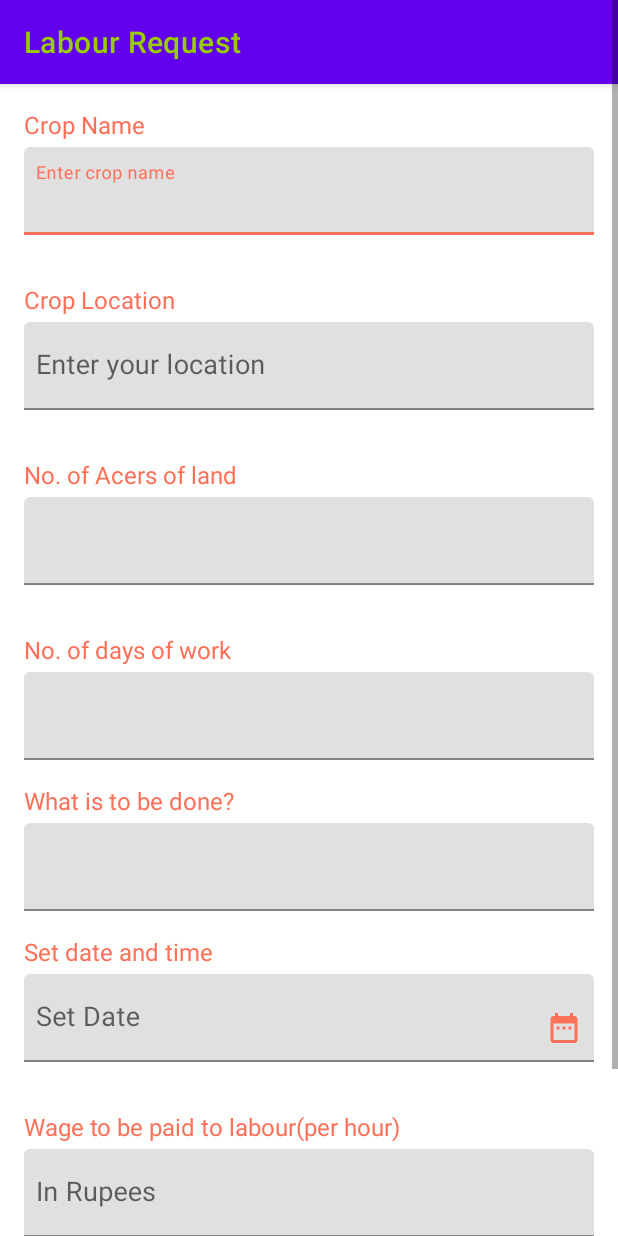
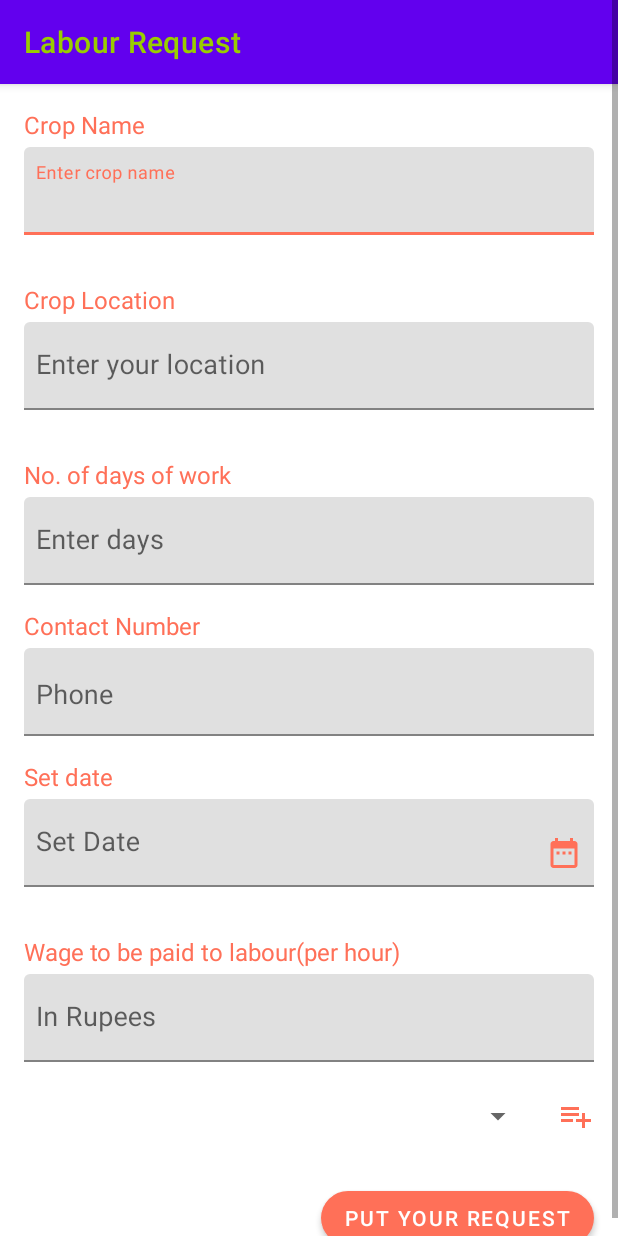
Before and after one commit to DesignThinkingProject/Farmfirst, an Android app: the LabourRequest screen opened directly, with no data from a screen before it, on a phone screen of 412 x 824 dp. Run offline under Robolectric (Android 15) with nearby library versions, the phone set to English and light mode, and no system bars; our stand-ins replace Firebase (no records; nobody signed in at launch, a user with empty details on screens opened directly); Roboto replaces fonts that are not available here.

Commit message:
labours in firebase now

```diff
--- a/app/src/main/java/com/example/farmfirst/LabourRequest.kt
+++ b/app/src/main/java/com/example/farmfirst/LabourRequest.kt
@@ -1,11 +1,53 @@
 package com.example.farmfirst
 
+import com.example.farmfirst.databinding.ActivityLabourRequestBinding
+
+import android.content.Intent
 import androidx.appcompat.app.AppCompatActivity
 import android.os.Bundle
+import com.example.farmfirst.databinding.ActivityRequestBinding
+import com.google.firebase.auth.FirebaseAuth
+import com.google.firebase.database.FirebaseDatabase
+
+
+private const val TAGLOG = "SignTag"
+
+
 
 class LabourRequest : AppCompatActivity() {
+
+    private lateinit var binding: ActivityLabourRequestBinding
+
     override fun onCreate(savedInstanceState: Bundle?) {
         super.onCreate(savedInstanceState)
-        setContentView(R.layout.activity_labour_request)
+        binding = ActivityLabourRequestBinding.inflate(layoutInflater)
+        setContentView(binding.root)
+
+        binding.saveBtn1.setOnClickListener {
+            saveLabourToFirebaseDatabase()
+            val i= Intent(this, Labours::class.java)
+            startActivity(i)
+        }
+
     }
+
+
+    private fun saveLabourToFirebaseDatabase() {
+        val uid = FirebaseAuth.getInstance().uid
+        val ref1 = FirebaseDatabase.getInstance().getReference("/labourRequest/")
+
+        val labourdetail = Labourdetails(
+            binding.NameEt1.text.toString(),
+            binding.LocationEt1.text.toString(),
+            binding.daysEt1.text.toString().toInt(),
+            binding.noteEt1.text.toString().toInt(),
+            binding.dateEt1.text.toString(),
+            binding.wageEt2.text.toString()
+        )
+        //Log.d("TAGLOG", "saveCropToFirebaseDatabase: $name $location $weight $amount $note $date")
+        ref1.child("$uid").setValue(labourdetail)
+    }
+
 }
+data class Labourdetails(val name1: String?=null, val location: String?=null, val days: Int?=null,
+                         val wage: Int?=null, val phone: String?=null, val date : String?=null)
--- a/app/src/main/res/layout/activity_labour_request.xml
+++ b/app/src/main/res/layout/activity_labour_request.xml
@@ -90,37 +90,37 @@
                 android:textSize="18sp" />
         </com.google.android.material.textfield.TextInputLayout>
 
-        <TextView
-            android:layout_width="wrap_content"
-            android:layout_height="wrap_content"
-            android:layout_marginStart="16dp"
-            android:layout_marginTop="16dp"
-            android:layout_marginBottom="4dp"
-            android:text="No. of Acers of land"
-            android:textColor="@color/colorAccent"
-            android:textSize="16sp" />
+<!--        <TextView-->
+<!--            android:layout_width="wrap_content"-->
+<!--            android:layout_height="wrap_content"-->
+<!--            android:layout_marginStart="16dp"-->
+<!--            android:layout_marginTop="16dp"-->
+<!--            android:layout_marginBottom="4dp"-->
+<!--            android:text="No. of Acers of land"-->
+<!--            android:textColor="@color/colorAccent"-->
+<!--            android:textSize="16sp" />-->
 
-        <com.google.android.material.textfield.TextInputLayout
-            android:layout_width="match_parent"
-            android:layout_height="wrap_content"
-            android:layout_marginStart="16dp"
-            android:id="@+id/titleacers1"
-            app:hintTextColor="@color/colorAccent"
-            app:boxStrokeColor="@color/colorAccent"
-            android:layout_marginEnd="16dp"
-            android:layout_marginBottom="16dp">
+<!--        <com.google.android.material.textfield.TextInputLayout-->
+<!--            android:layout_width="match_parent"-->
+<!--            android:layout_height="wrap_content"-->
+<!--            android:layout_marginStart="16dp"-->
+<!--            android:id="@+id/titleacers1"-->
+<!--            app:hintTextColor="@color/colorAccent"-->
+<!--            app:boxStrokeColor="@color/colorAccent"-->
+<!--            android:layout_marginEnd="16dp"-->
+<!--            android:layout_marginBottom="16dp">-->
 
-            <com.google.android.material.textfield.TextInputEditText
-                android:layout_width="match_parent"
-                android:layout_height="wrap_content"
-                android:hint=" "
-                android:paddingStart="8dp"
-                android:id="@+id/cropwtEt1"
-                android:inputType="textCapWords"
-                android:paddingEnd="8dp"
-                android:textSize="18sp" />
+<!--            <com.google.android.material.textfield.TextInputEditText-->
+<!--                android:layout_width="match_parent"-->
+<!--                android:layout_height="wrap_content"-->
+<!--                android:text="Enter acres"-->
+<!--                android:paddingStart="8dp"-->
+<!--                android:id="@+id/cropwtEt1"-->
+<!--                android:inputType="textCapWords"-->
+<!--                android:paddingEnd="8dp"-->
+<!--                android:textSize="18sp" />-->
 
-        </com.google.android.material.textfield.TextInputLayout>
+<!--        </com.google.android.material.textfield.TextInputLayout>-->
 
         <TextView
             android:layout_width="wrap_content"
@@ -147,7 +147,7 @@
             <com.google.android.material.textfield.TextInputEditText
                 android:layout_width="match_parent"
                 android:layout_height="wrap_content"
-                android:hint=""
+                android:hint="Enter days"
                 android:id="@+id/daysEt1"
                 android:paddingStart="8dp"
                 android:inputType="textCapWords"
@@ -160,7 +160,7 @@
             android:layout_height="wrap_content"
             android:layout_marginStart="16dp"
             android:layout_marginBottom="4dp"
-            android:text="What is to be done?"
+            android:text="Contact Number"
             android:textColor="@color/colorAccent"
             android:textSize="16sp" />
 
@@ -178,8 +178,8 @@
             <com.google.android.material.textfield.TextInputEditText
                 android:layout_width="match_parent"
                 android:layout_height="wrap_content"
+                android:hint="Phone"
                 android:gravity="start"
-                android:hint=""
                 android:id="@+id/noteEt1"
                 android:lines="1"
                 android:paddingStart="8dp"
@@ -193,7 +193,7 @@
             android:layout_height="wrap_content"
             android:layout_marginStart="16dp"
             android:layout_marginBottom="4dp"
-            android:text="Set date and time"
+            android:text="Set date"
             android:textColor="@color/colorAccent"
             android:textSize="16sp" />
 
@@ -306,7 +306,7 @@
 
         <com.google.android.material.button.MaterialButton
             android:text="PUT YOUR REQUEST"
-            android:id="@+id/saveBtn"
+            android:id="@+id/saveBtn1"
             app:backgroundTint="@color/colorAccent"
             android:layout_marginTop="32dp"
             android:layout_marginEnd="16dp"
```
Also changed, not shown: app/src/main/java/com/example/farmfirst/Labours.kt (+9 -0 lines), app/src/main/res/layout/activity_buysellsignup.xml (+32 -32 lines), app/src/main/res/layout/item_labour.xml (+39 -35 lines).
